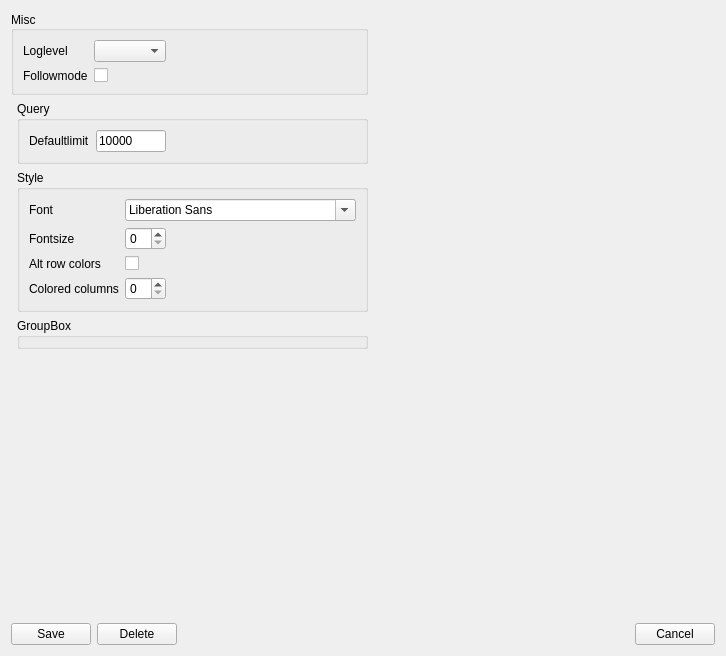
helkatz/LogViewer, file forms/generellwidget.ui: the form before one commit.
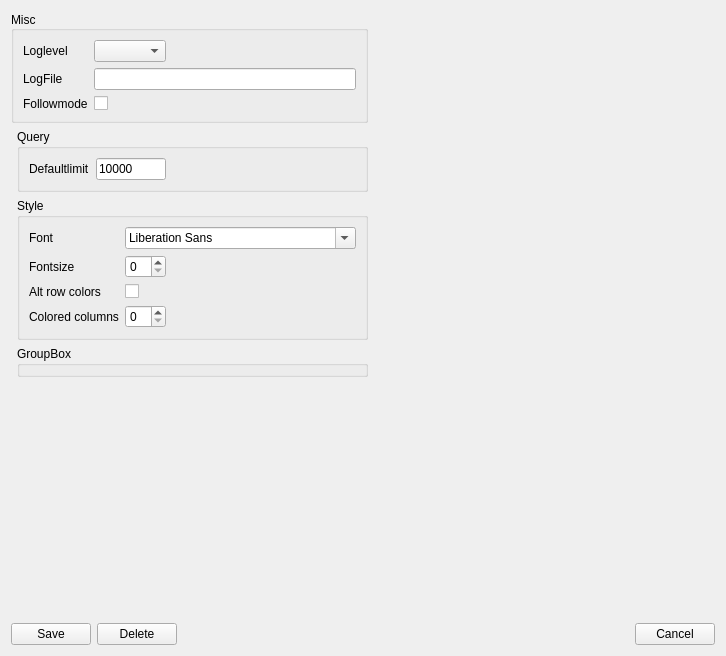
The form after the commit.

What changed in the file:
```diff
--- a/forms/generellwidget.ui
+++ b/forms/generellwidget.ui
@@ -285,14 +285,14 @@
               </property>
              </widget>
             </item>
-            <item row="1" column="0">
+            <item row="2" column="0">
              <widget class="QLabel" name="followmodeLabel">
               <property name="text">
                <string>Followmode</string>
               </property>
              </widget>
             </item>
-            <item row="1" column="1">
+            <item row="2" column="1">
              <widget class="QCheckBox" name="followmodeCheckBox"/>
             </item>
             <item row="0" column="1">
@@ -315,6 +315,16 @@
               </item>
              </layout>
             </item>
+            <item row="1" column="1">
+             <widget class="QLineEdit" name="logFileEdit"/>
+            </item>
+            <item row="1" column="0">
+             <widget class="QLabel" name="logFileLabel">
+              <property name="text">
+               <string>LogFile</string>
+              </property>
+             </widget>
+            </item>
            </layout>
           </item>
          </layout>
```
